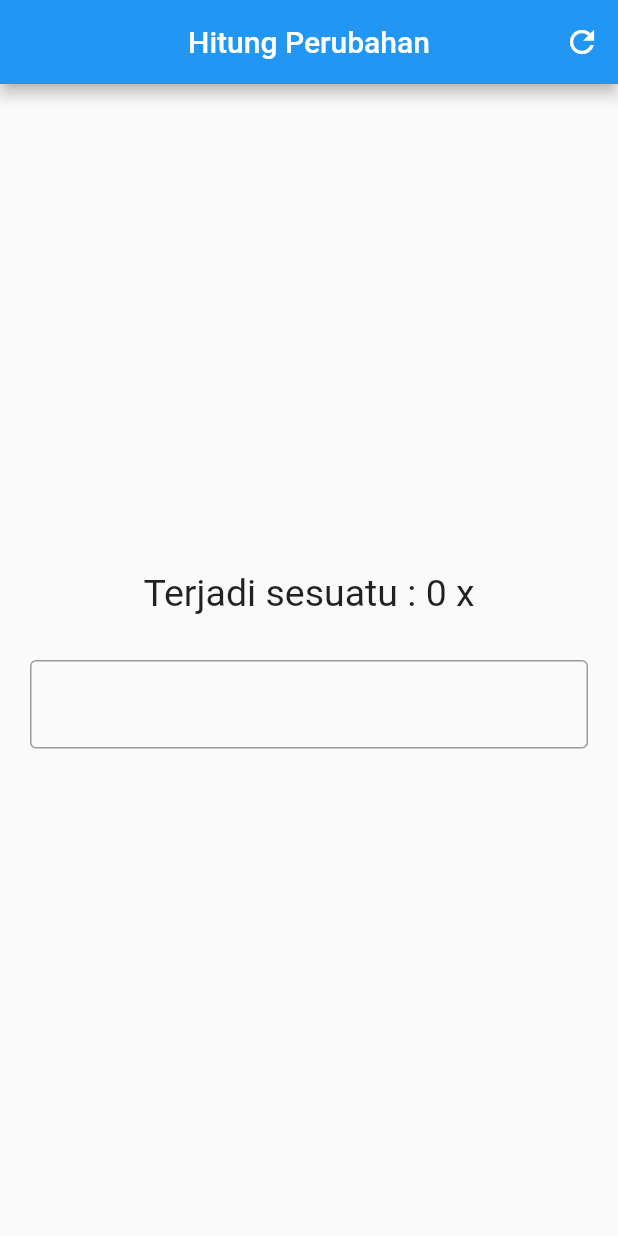
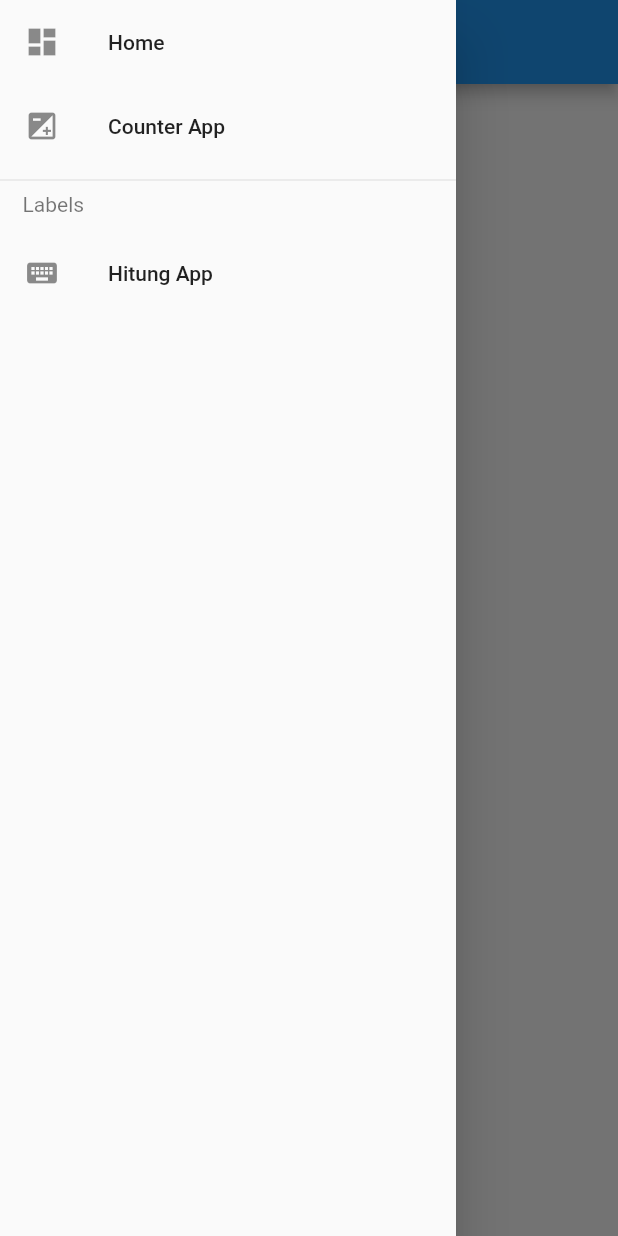
Before and after one commit to hafidzf21/Flutter_NewsApp, a Flutter app: the screen it shows after launch, with the side drawer open (before the commit the screen has no drawer), on a phone screen of 412 x 824 dp. Run offline on Flutter 3.47's test engine with Material 2 defaults, Android fonts, the phone set to English and light mode, and no system bars; our stand-ins replace get.

Commit message:
GetX Navigation

```diff
--- a/lib/main.dart
+++ b/lib/main.dart
@@ -1,9 +1,11 @@
 import 'package:flutter/material.dart';
-import 'package:flutter_getx/pages/hitungPerubahan_pages.dart';
+import './routes/page_route.dart';
 import 'package:get/get.dart';
 
 import './controllers/counter_controller.dart';
-import './pages/counter_page.dart';
+
+import 'package:flutter_getx/pages/homepage.dart';
+
 
 void main() {
   runApp(MyApp());
@@ -14,10 +16,11 @@ class MyApp extends StatelessWidget {
   @override
   Widget build(BuildContext context) {
     return Obx(
-      () => MaterialApp(
+      () => GetMaterialApp(
         debugShowCheckedModeBanner: false,
         theme: counterC.isDark.value ? ThemeData.dark() : ThemeData.light(),
-        home: HitungPerubahan(),
+        home: HomePage(),
+        getPages: RoutePage.pages,
       ),
     );
   }
--- /dev/null
+++ b/lib/pages/homepage.dart
@@ -0,0 +1,49 @@
+import 'package:flutter/material.dart';
+import 'package:flutter_getx/routes/route_name.dart';
+import 'package:get/get.dart';
+
+class HomePage extends StatelessWidget {
+  @override
+  Widget build(BuildContext context) {
+    return Scaffold(
+      appBar: AppBar(
+        centerTitle: true,
+        title: Text("Belajar GetX"),
+      ),
+      drawer: Drawer(
+        child: ListView(
+          padding: const EdgeInsets.all(0.0),
+          children: [
+            ListTile(
+              onTap: () {
+                Get.toNamed(RouteName.homepage);
+              },
+              title: Text('Home'),
+              leading: Icon(Icons.dashboard),
+            ),
+            ListTile(
+              onTap: () {
+                Get.toNamed(RouteName.counter_page);
+              },
+              title: Text('Counter App'),
+              leading: Icon(Icons.exposure)
+            ),
+            Divider(),
+            Padding(
+              padding: const EdgeInsets.only(left: 15.0, bottom: 10),
+              child: Text('Labels',
+                  style: TextStyle(fontSize: 14, color: Colors.black54)),
+            ),
+            ListTile(
+              onTap: () {
+                Get.toNamed(RouteName.hitung_page);
+              },
+              title: Text('Hitung App'),
+              leading: Icon(Icons.keyboard),
+            ),
+          ],
+        ),
+      ),
+    );
+  }
+}
--- /dev/null
+++ b/lib/routes/page_route.dart
@@ -0,0 +1,23 @@
+import 'package:get/get.dart';
+
+import 'package:flutter_getx/pages/counter_page.dart';
+import 'package:flutter_getx/pages/hitungPerubahan_page.dart';
+import 'package:flutter_getx/pages/homepage.dart';
+import 'package:flutter_getx/routes/route_name.dart';
+
+class RoutePage {
+  static final pages = [
+    GetPage(
+      name: RouteName.homepage,
+      page: () => HomePage(),
+    ),
+    GetPage(
+      name: RouteName.counter_page,
+      page: () => CounterPages(),
+    ),
+    GetPage(
+      name: RouteName.hitung_page,
+      page: () => HitungPerubahan(),
+    ),
+  ];
+}
--- /dev/null
+++ b/lib/routes/route_name.dart
@@ -0,0 +1,5 @@
+abstract class RouteName {
+  static const homepage = '/homepage';
+  static const counter_page = '/counter_page';
+  static const hitung_page = '/hitung_page';
+}
```
Also changed, not shown: lib/pages/hitungPerubahan_page.dart (renamed from lib/pages/hitungPerubahan_pages.dart).
